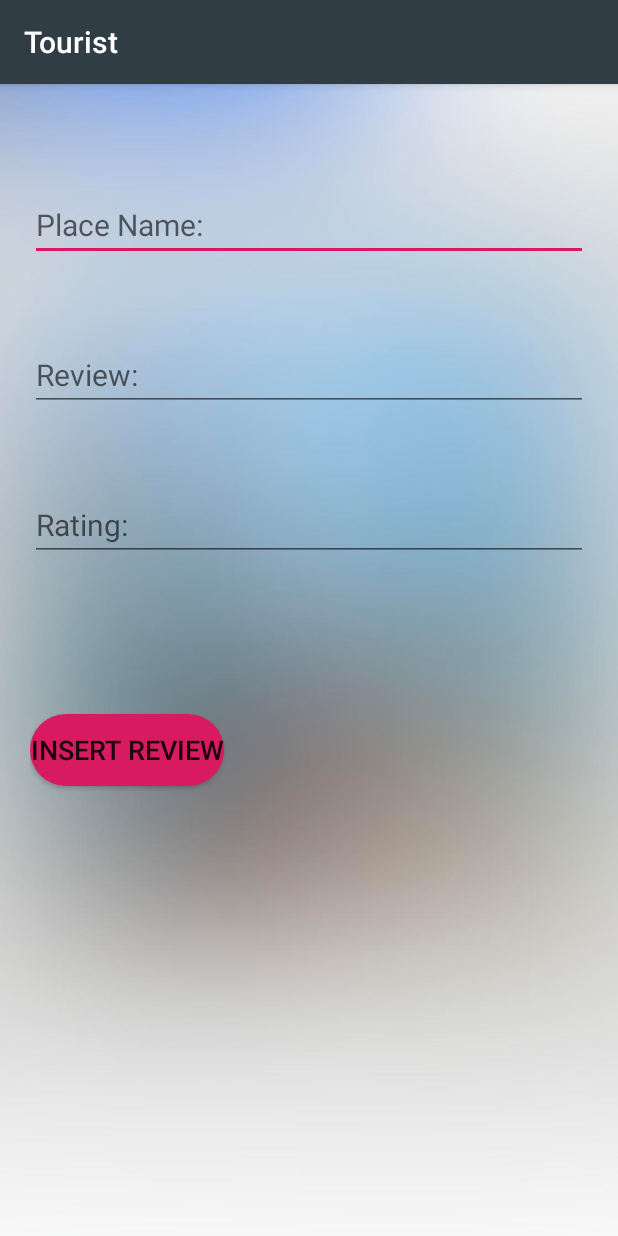
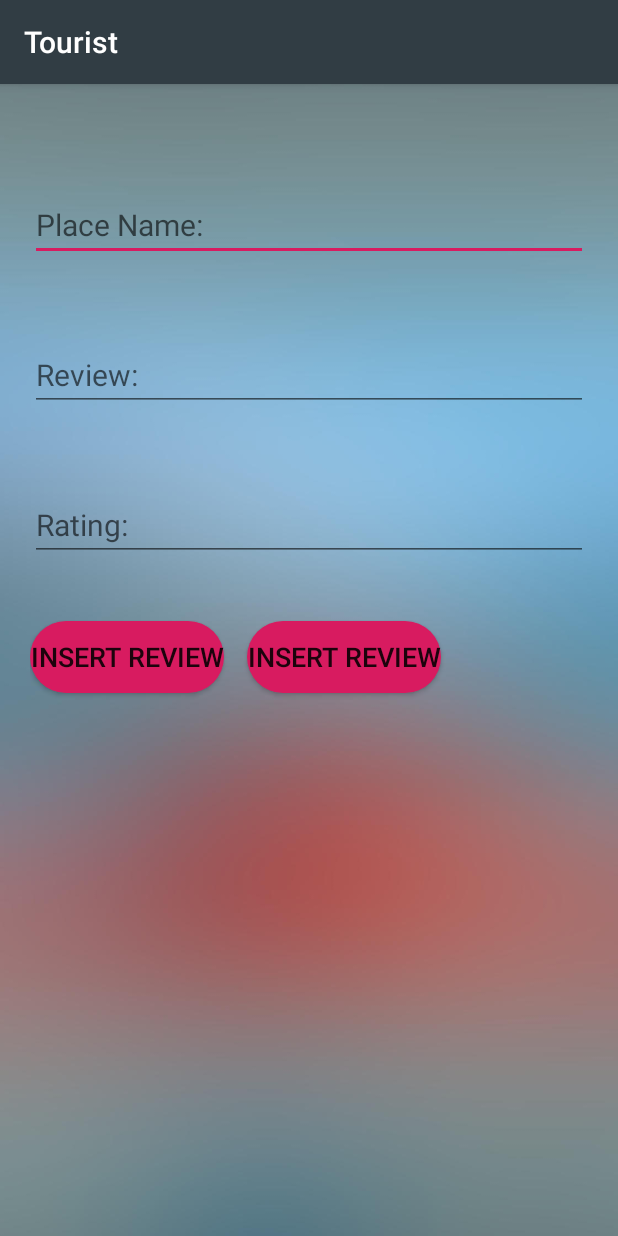
Before and after one commit to ShuvasRayamajhi/AndroidTouristApp, an Android app: the screen it shows after launch (review), on a phone screen of 412 x 824 dp. Run offline under Robolectric (Android 15) with nearby library versions, the phone set to English and light mode, and no system bars.

Commit message:
desing for viewing reviews

```diff
--- a/app/src/main/java/com/rayamajs/cwapp/DatabaseHelper.java
+++ b/app/src/main/java/com/rayamajs/cwapp/DatabaseHelper.java
@@ -50,4 +50,6 @@ public class DatabaseHelper extends SQLiteOpenHelper {
             return true;
         }
     }
+
+
 }
--- a/app/src/main/res/layout/activity_review.xml
+++ b/app/src/main/res/layout/activity_review.xml
@@ -4,7 +4,7 @@
     xmlns:tools="http://schemas.android.com/tools"
     android:layout_width="match_parent"
     android:padding="20dp"
-    android:background="@drawable/log_background"
+    android:background="@drawable/register_background"
     android:layout_height="match_parent"
     tools:context=".review">
 
@@ -43,8 +43,21 @@
         android:layout_width="wrap_content"
         android:layout_height="wrap_content"
         android:id="@+id/btn_insert"
+        android:layout_below="@+id/editRating"
         android:text="INSERT REVIEW"
-        android:layout_marginTop="400dp"
+        android:layout_marginTop="40dp"
+        android:textSize="18sp"
+        android:background="@drawable/rounded_button"
+        />
+    <Button
+        android:layout_width="wrap_content"
+        android:layout_height="wrap_content"
+        android:id="@+id/btn_view"
+        android:layout_below="@+id/editRating"
+        android:text="INSERT REVIEW"
+        android:layout_marginTop="40dp"
+        android:layout_toRightOf="@id/btn_insert"
+        android:layout_marginLeft="15dp"
         android:textSize="18sp"
         android:background="@drawable/rounded_button"
         />
```
